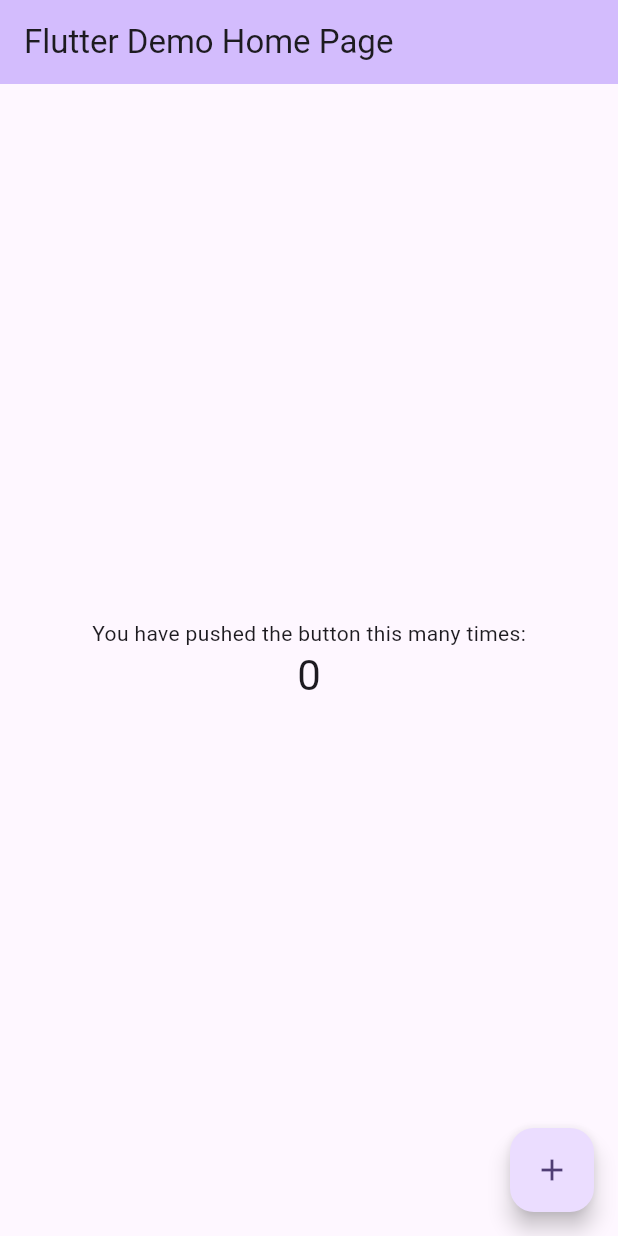
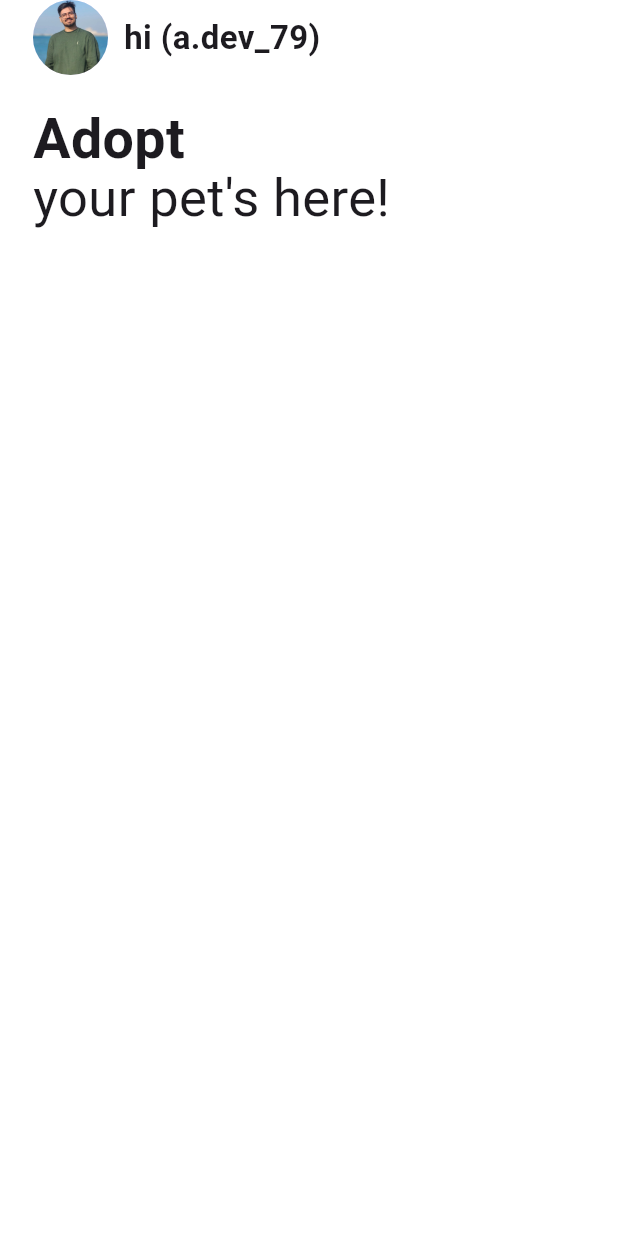
Before and after one commit to AmirMohammad79/pets-app, a Flutter app: the screen it shows after launch, on a phone screen of 412 x 824 dp. Run offline on Flutter 3.47's test engine with Material 3 defaults, Android fonts, the phone set to English and light mode, and no system bars.

Commit message:
Finish the app bar section of the home page

```diff
--- a/lib/main.dart
+++ b/lib/main.dart
@@ -1,4 +1,5 @@
 import 'package:flutter/material.dart';
+import 'package:pet/pets_home_screen.dart';
 
 void main() {
   runApp(const MyApp());
@@ -7,116 +8,11 @@ void main() {
 class MyApp extends StatelessWidget {
   const MyApp({super.key});
 
-  // This widget is the root of your application.
   @override
   Widget build(BuildContext context) {
     return MaterialApp(
-      title: 'Flutter Demo',
-      theme: ThemeData(
-        // This is the theme of your application.
-        //
-        // TRY THIS: Try running your application with "flutter run". You'll see
-        // the application has a purple toolbar. Then, without quitting the app,
-        // try changing the seedColor in the colorScheme below to Colors.green
-        // and then invoke "hot reload" (save your changes or press the "hot
-        // reload" button in a Flutter-supported IDE, or press "r" if you used
-        // the command line to start the app).
-        //
-        // Notice that the counter didn't reset back to zero; the application
-        // state is not lost during the reload. To reset the state, use hot
-        // restart instead.
-        //
-        // This works for code too, not just values: Most code changes can be
-        // tested with just a hot reload.
-        colorScheme: ColorScheme.fromSeed(seedColor: Colors.deepPurple),
-      ),
-      home: const MyHomePage(title: 'Flutter Demo Home Page'),
+      debugShowCheckedModeBanner: false,
+      home: PetsHomeScreen(),
     );
   }
 }
-
-class MyHomePage extends StatefulWidget {
-  const MyHomePage({super.key, required this.title});
-
-  // This widget is the home page of your application. It is stateful, meaning
-  // that it has a State object (defined below) that contains fields that affect
-  // how it looks.
-
-  // This class is the configuration for the state. It holds the values (in this
-  // case the title) provided by the parent (in this case the App widget) and
-  // used by the build method of the State. Fields in a Widget subclass are
-  // always marked "final".
-
-  final String title;
-
-  @override
-  State<MyHomePage> createState() => _MyHomePageState();
-}
-
-class _MyHomePageState extends State<MyHomePage> {
-  int _counter = 0;
-
-  void _incrementCounter() {
-    setState(() {
-      // This call to setState tells the Flutter framework that something has
-      // changed in this State, which causes it to rerun the build method below
-      // so that the display can reflect the updated values. If we changed
-      // _counter without calling setState(), then the build method would not be
-      // called again, and so nothing would appear to happen.
-      _counter++;
-    });
-  }
-
-  @override
-  Widget build(BuildContext context) {
-    // This method is rerun every time setState is called, for instance as done
-    // by the _incrementCounter method above.
-    //
-    // The Flutter framework has been optimized to make rerunning build methods
-    // fast, so that you can just rebuild anything that needs updating rather
-    // than having to individually change instances of widgets.
-    return Scaffold(
-      appBar: AppBar(
-        // TRY THIS: Try changing the color here to a specific color (to
-        // Colors.amber, perhaps?) and trigger a hot reload to see the AppBar
-        // change color while the other colors stay the same.
-        backgroundColor: Theme.of(context).colorScheme.inversePrimary,
-        // Here we take the value from the MyHomePage object that was created by
-        // the App.build method, and use it to set our appbar title.
-        title: Text(widget.title),
-      ),
-      body: Center(
-        // Center is a layout widget. It takes a single child and positions it
-        // in the middle of the parent.
-        child: Column(
-          // Column is also a layout widget. It takes a list of children and
-          // arranges them vertically. By default, it sizes itself to fit its
-          // children horizontally, and tries to be as tall as its parent.
-          //
-          // Column has various properties to control how it sizes itself and
-          // how it positions its children. Here we use mainAxisAlignment to
-          // center the children vertically; the main axis here is the vertical
-          // axis because Columns are vertical (the cross axis would be
-          // horizontal).
-          //
-          // TRY THIS: Invoke "debug painting" (choose the "Toggle Debug Paint"
-          // action in the IDE, or press "p" in the console), to see the
-          // wireframe for each widget.
-          mainAxisAlignment: MainAxisAlignment.center,
-          children: <Widget>[
-            const Text('You have pushed the button this many times:'),
-            Text(
-              '$_counter',
-              style: Theme.of(context).textTheme.headlineMedium,
-            ),
-          ],
-        ),
-      ),
-      floatingActionButton: FloatingActionButton(
-        onPressed: _incrementCounter,
-        tooltip: 'Increment',
-        child: const Icon(Icons.add),
-      ), // This trailing comma makes auto-formatting nicer for build methods.
-    );
-  }
-}
--- /dev/null
+++ b/lib/pets_home_screen.dart
@@ -0,0 +1,62 @@
+import 'package:flutter/material.dart';
+
+class PetsHomeScreen extends StatefulWidget {
+  const PetsHomeScreen({super.key});
+
+  @override
+  State<PetsHomeScreen> createState() => _PetsHomeScreenState();
+}
+
+class _PetsHomeScreenState extends State<PetsHomeScreen> {
+  @override
+  Widget build(BuildContext context) {
+    return Scaffold(
+      backgroundColor: Colors.white,
+      body: SafeArea(
+        child: SingleChildScrollView(
+          child: Column(
+            mainAxisAlignment: MainAxisAlignment.start,
+            crossAxisAlignment: CrossAxisAlignment.start,
+            children: [
+              Padding(
+                padding: EdgeInsets.only(left: 22),
+                child: Row(
+                  children: [
+                    CircleAvatar(
+                      radius: 25,
+                      backgroundImage: AssetImage('assets/images/profile.png'),
+                    ),
+                    SizedBox(width: 5),
+                    Text(
+                      ' hi (a.dev_79)',
+                      style: TextStyle(
+                        fontSize: 22,
+                        fontWeight: FontWeight.bold,
+                      ),
+                    ),
+                  ],
+                ),
+              ),
+              SizedBox(height: 22),
+              Padding(
+                padding: EdgeInsets.only(left: 22),
+                child: Text.rich(
+                  TextSpan(
+                    text: 'Adopt\n',
+                    style: TextStyle(height: 1.1 , fontWeight: FontWeight.bold, fontSize: 37 ),
+                    children: [
+                      TextSpan(
+                        text: "your pet's here!" ,
+                        style: TextStyle(fontWeight: FontWeight.normal, fontSize: 35 ),
+                      )
+                    ]
+                  ),
+                ),
+              ),
+            ],
+          ),
+        ),
+      ),
+    );
+  }
+}
--- a/pubspec.yaml
+++ b/pubspec.yaml
@@ -58,9 +58,8 @@ flutter:
   uses-material-design: true
 
   # To add assets to your application, add an assets section, like this:
-  # assets:
-  #   - images/a_dot_burr.jpeg
-  #   - images/a_dot_ham.jpeg
+  assets:
+    - assets/images/
 
   # An image asset can refer to one or more resolution-specific "variants", see
   # https://flutter.dev/to/resolution-aware-images
```
